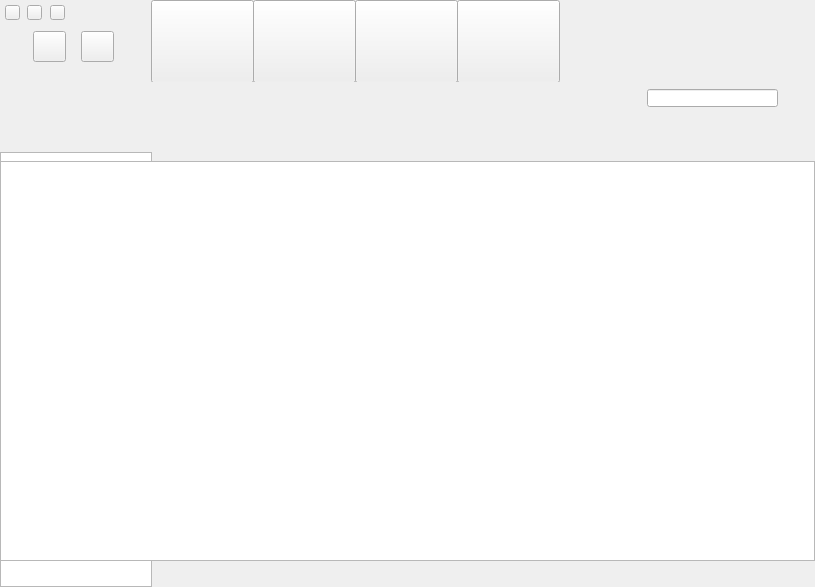
This is ui/mainwindow.ui in UbuntuKylin/kylin-software-center as Qt 5 draws it before an edit. The edited form follows.
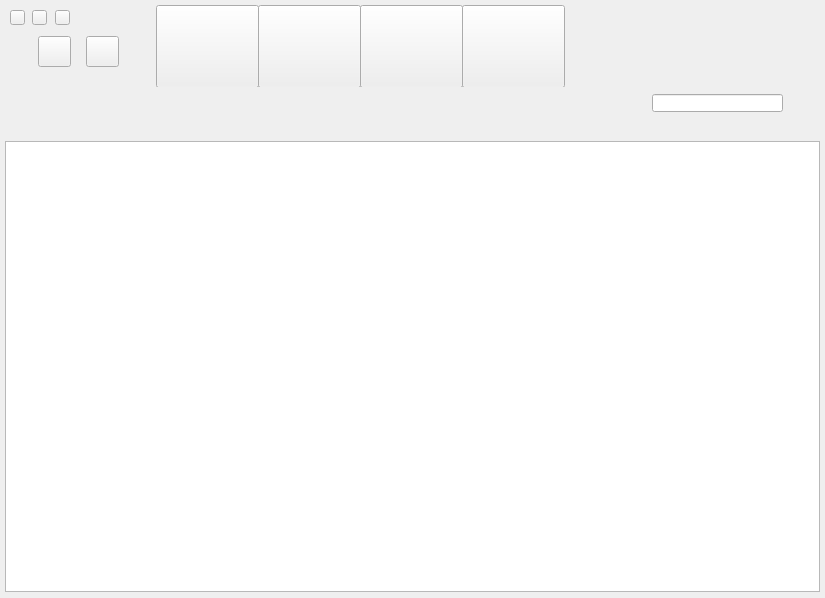
This is the edited form.

```diff
--- a/ui/mainwindow.ui
+++ b/ui/mainwindow.ui
@@ -6,8 +6,8 @@
    <rect>
     <x>0</x>
     <y>0</y>
-    <width>815</width>
-    <height>587</height>
+    <width>825</width>
+    <height>598</height>
    </rect>
   </property>
   <property name="windowTitle">
@@ -17,8 +17,8 @@
    <widget class="QWidget" name="leftWidget" native="true">
     <property name="geometry">
      <rect>
-      <x>0</x>
-      <y>82</y>
+      <x>5</x>
+      <y>87</y>
       <width>152</width>
       <height>505</height>
      </rect>
@@ -86,8 +86,8 @@
    <widget class="QWidget" name="homepageWidget" native="true">
     <property name="geometry">
      <rect>
-      <x>152</x>
-      <y>82</y>
+      <x>157</x>
+      <y>87</y>
       <width>663</width>
       <height>479</height>
      </rect>
@@ -230,8 +230,8 @@
    <widget class="QWidget" name="bottomWidget" native="true">
     <property name="geometry">
      <rect>
-      <x>152</x>
-      <y>561</y>
+      <x>157</x>
+      <y>566</y>
       <width>663</width>
       <height>26</height>
      </rect>
@@ -279,8 +279,8 @@
    <widget class="QWidget" name="upWidget" native="true">
     <property name="geometry">
      <rect>
-      <x>152</x>
-      <y>82</y>
+      <x>157</x>
+      <y>87</y>
       <width>663</width>
       <height>479</height>
      </rect>
@@ -321,12 +321,90 @@
       <string/>
      </property>
     </widget>
+    <widget class="QLabel" name="textrating_up">
+     <property name="geometry">
+      <rect>
+       <x>510</x>
+       <y>58</y>
+       <width>60</width>
+       <height>17</height>
+      </rect>
+     </property>
+     <property name="text">
+      <string/>
+     </property>
+    </widget>
+    <widget class="QLabel" name="textsize_up">
+     <property name="geometry">
+      <rect>
+       <x>300</x>
+       <y>58</y>
+       <width>50</width>
+       <height>17</height>
+      </rect>
+     </property>
+     <property name="text">
+      <string/>
+     </property>
+    </widget>
+    <widget class="QLabel" name="textversion_up">
+     <property name="geometry">
+      <rect>
+       <x>375</x>
+       <y>58</y>
+       <width>100</width>
+       <height>17</height>
+      </rect>
+     </property>
+     <property name="text">
+      <string/>
+     </property>
+    </widget>
+    <widget class="QLabel" name="texticon_up">
+     <property name="geometry">
+      <rect>
+       <x>10</x>
+       <y>58</y>
+       <width>30</width>
+       <height>17</height>
+      </rect>
+     </property>
+     <property name="text">
+      <string/>
+     </property>
+    </widget>
+    <widget class="QLabel" name="textappname_up">
+     <property name="geometry">
+      <rect>
+       <x>70</x>
+       <y>58</y>
+       <width>170</width>
+       <height>17</height>
+      </rect>
+     </property>
+     <property name="text">
+      <string/>
+     </property>
+    </widget>
+    <widget class="QLabel" name="textaction_up">
+     <property name="geometry">
+      <rect>
+       <x>600</x>
+       <y>58</y>
+       <width>50</width>
+       <height>17</height>
+      </rect>
+     </property>
+     <property name="text">
+      <string/>
+     </property>
+    </widget>
    </widget>
    <widget class="QWidget" name="unWidget" native="true">
     <property name="geometry">
      <rect>
-      <x>152</x>
-      <y>82</y>
+      <x>157</x>
+      <y>87</y>
       <width>663</width>
       <height>479</height>
      </rect>
@@ -367,12 +445,90 @@
       <string/>
      </property>
     </widget>
+    <widget class="QLabel" name="textappname_un">
+     <property name="geometry">
+      <rect>
+       <x>70</x>
+       <y>58</y>
+       <width>170</width>
+       <height>17</height>
+      </rect>
+     </property>
+     <property name="text">
+      <string/>
+     </property>
+    </widget>
+    <widget class="QLabel" name="textsize_un">
+     <property name="geometry">
+      <rect>
+       <x>300</x>
+       <y>58</y>
+       <width>50</width>
+       <height>17</height>
+      </rect>
+     </property>
+     <property name="text">
+      <string/>
+     </property>
+    </widget>
+    <widget class="QLabel" name="textrating_un">
+     <property name="geometry">
+      <rect>
+       <x>510</x>
+       <y>58</y>
+       <width>60</width>
+       <height>17</height>
+      </rect>
+     </property>
+     <property name="text">
+      <string/>
+     </property>
+    </widget>
+    <widget class="QLabel" name="textversion_un">
+     <property name="geometry">
+      <rect>
+       <x>375</x>
+       <y>58</y>
+       <width>100</width>
+       <height>17</height>
+      </rect>
+     </property>
+     <property name="text">
+      <string/>
+     </property>
+    </widget>
+    <widget class="QLabel" name="texticon_un">
+     <property name="geometry">
+      <rect>
+       <x>10</x>
+       <y>58</y>
+       <width>30</width>
+       <height>17</height>
+      </rect>
+     </property>
+     <property name="text">
+      <string/>
+     </property>
+    </widget>
+    <widget class="QLabel" name="textaction_un">
+     <property name="geometry">
+      <rect>
+       <x>600</x>
+       <y>58</y>
+       <width>50</width>
+       <height>17</height>
+      </rect>
+     </property>
+     <property name="text">
+      <string/>
+     </property>
+    </widget>
    </widget>
    <widget class="QWidget" name="allsWidget" native="true">
     <property name="geometry">
      <rect>
-      <x>152</x>
-      <y>82</y>
+      <x>157</x>
+      <y>87</y>
       <width>663</width>
       <height>479</height>
      </rect>
@@ -413,12 +569,90 @@
       <string/>
      </property>
     </widget>
+    <widget class="QLabel" name="textsize_all">
+     <property name="geometry">
+      <rect>
+       <x>300</x>
+       <y>58</y>
+       <width>50</width>
+       <height>17</height>
+      </rect>
+     </property>
+     <property name="text">
+      <string/>
+     </property>
+    </widget>
+    <widget class="QLabel" name="textrating_all">
+     <property name="geometry">
+      <rect>
+       <x>510</x>
+       <y>58</y>
+       <width>60</width>
+       <height>17</height>
+      </rect>
+     </property>
+     <property name="text">
+      <string/>
+     </property>
+    </widget>
+    <widget class="QLabel" name="textappname_all">
+     <property name="geometry">
+      <rect>
+       <x>70</x>
+       <y>58</y>
+       <width>170</width>
+       <height>17</height>
+      </rect>
+     </property>
+     <property name="text">
+      <string/>
+     </property>
+    </widget>
+    <widget class="QLabel" name="texticon_all">
+     <property name="geometry">
+      <rect>
+       <x>10</x>
+       <y>58</y>
+       <width>30</width>
+       <height>17</height>
+      </rect>
+     </property>
+     <property name="text">
+      <string/>
+     </property>
+    </widget>
+    <widget class="QLabel" name="textversion_all">
+     <property name="geometry">
+      <rect>
+       <x>375</x>
+       <y>58</y>
+       <width>100</width>
+       <height>17</height>
+      </rect>
+     </property>
+     <property name="text">
+      <string/>
+     </property>
+    </widget>
+    <widget class="QLabel" name="textaction_all">
+     <property name="geometry">
+      <rect>
+       <x>600</x>
+       <y>58</y>
+       <width>50</width>
+       <height>17</height>
+      </rect>
+     </property>
+     <property name="text">
+      <string/>
+     </property>
+    </widget>
    </widget>
    <widget class="QWidget" name="headerWidget" native="true">
     <property name="geometry">
      <rect>
-      <x>0</x>
-      <y>0</y>
+      <x>5</x>
+      <y>5</y>
       <width>815</width>
       <height>82</height>
      </rect>
@@ -557,8 +791,8 @@
    <widget class="QWidget" name="searchWidget" native="true">
     <property name="geometry">
      <rect>
-      <x>152</x>
-      <y>82</y>
+      <x>157</x>
+      <y>87</y>
       <width>663</width>
       <height>479</height>
      </rect>
@@ -603,17 +837,17 @@
    <widget class="QWidget" name="taskWidget" native="true">
     <property name="geometry">
      <rect>
-      <x>0</x>
-      <y>82</y>
+      <x>5</x>
+      <y>87</y>
       <width>815</width>
-      <height>479</height>
+      <height>505</height>
      </rect>
     </property>
     <widget class="QLabel" name="taskHeader">
      <property name="geometry">
       <rect>
        <x>0</x>
-       <y>55</y>
+       <y>30</y>
        <width>815</width>
        <height>24</height>
       </rect>
@@ -628,7 +862,7 @@
        <x>0</x>
        <y>0</y>
        <width>815</width>
-       <height>55</height>
+       <height>30</height>
       </rect>
      </property>
      <property name="text">
@@ -639,9 +873,9 @@
      <property name="geometry">
       <rect>
        <x>0</x>
-       <y>79</y>
+       <y>54</y>
        <width>815</width>
-       <height>400</height>
+       <height>451</height>
       </rect>
      </property>
     </widget>
@@ -649,8 +883,8 @@
    <widget class="QWidget" name="searchBG" native="true">
     <property name="geometry">
      <rect>
-      <x>152</x>
-      <y>82</y>
+      <x>157</x>
+      <y>87</y>
       <width>663</width>
       <height>33</height>
      </rect>
@@ -679,6 +913,58 @@
      </property>
     </widget>
    </widget>
+   <widget class="QLabel" name="shadowleft">
+    <property name="geometry">
+     <rect>
+      <x>0</x>
+      <y>5</y>
+      <width>5</width>
+      <height>587</height>
+     </rect>
+    </property>
+    <property name="text">
+     <string/>
+    </property>
+   </widget>
+   <widget class="QLabel" name="shadowright">
+    <property name="geometry">
+     <rect>
+      <x>820</x>
+      <y>5</y>
+      <width>5</width>
+      <height>587</height>
+     </rect>
+    </property>
+    <property name="text">
+     <string/>
+    </property>
+   </widget>
+   <widget class="QLabel" name="shadowup">
+    <property name="geometry">
+     <rect>
+      <x>0</x>
+      <y>0</y>
+      <width>825</width>
+      <height>5</height>
+     </rect>
+    </property>
+    <property name="text">
+     <string/>
+    </property>
+   </widget>
+   <widget class="QLabel" name="shadowbottom">
+    <property name="geometry">
+     <rect>
+      <x>0</x>
+      <y>592</y>
+      <width>825</width>
+      <height>6</height>
+     </rect>
+    </property>
+    <property name="text">
+     <string/>
+    </property>
+   </widget>
   </widget>
  </widget>
  <resources/>
```
Left out of the diff: 65 changed lines with no effect on the pictures.
